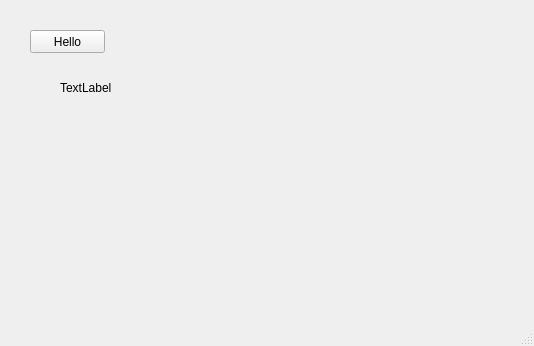
Old version of the form gui/gui.ui in the repository rtu-algorithms/data-compression.
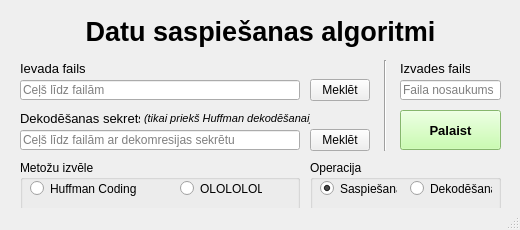
New version of the form.

Commit message: GUI configured | Project structure refreshed

What changed in the file:
```diff
--- a/gui/gui.ui
+++ b/gui/gui.ui
@@ -6,28 +6,65 @@
    <rect>
     <x>0</x>
     <y>0</y>
-    <width>534</width>
-    <height>346</height>
+    <width>520</width>
+    <height>230</height>
    </rect>
   </property>
+  <property name="sizePolicy">
+   <sizepolicy hsizetype="Fixed" vsizetype="Fixed">
+    <horstretch>0</horstretch>
+    <verstretch>0</verstretch>
+   </sizepolicy>
+  </property>
+  <property name="minimumSize">
+   <size>
+    <width>520</width>
+    <height>230</height>
+   </size>
+  </property>
+  <property name="maximumSize">
+   <size>
+    <width>520</width>
+    <height>230</height>
+   </size>
+  </property>
   <property name="windowTitle">
    <string>MainWindow</string>
   </property>
-  <widget class="QWidget" name="centralwidget">
-   <widget class="QPushButton" name="btnHello">
+  <property name="tabShape">
+   <enum>QTabWidget::Rounded</enum>
+  </property>
+  <widget class="QWidget" name="CentralWidget">
+   <widget class="QPushButton" name="btn_go">
+    <property name="enabled">
+     <bool>true</bool>
+    </property>
     <property name="geometry">
      <rect>
-      <x>30</x>
-      <y>30</y>
-      <width>75</width>
-      <height>23</height>
+      <x>400</x>
+      <y>110</y>
+      <width>101</width>
+      <height>40</height>
      </rect>
     </property>
+    <property name="font">
+     <font>
+      <pointsize>10</pointsize>
+      <weight>75</weight>
+      <bold>true</bold>
+     </font>
+    </property>
+    <property name="cursor">
+     <cursorShape>PointingHandCursor</cursorShape>
+    </property>
     <property name="autoFillBackground">
      <bool>false</bool>
     </property>
+    <property name="styleSheet">
+     <string notr="true">background-color: rgb(187, 255, 153);</string>
+    </property>
     <property name="text">
-     <string>Hello</string>
+     <string>Palaist</string>
     </property>
     <property name="checkable">
      <bool>false</bool>
@@ -42,17 +79,360 @@
      <bool>false</bool>
     </property>
    </widget>
-   <widget class="QLabel" name="txtLabel">
+   <widget class="QGroupBox" name="group_box_chose_compression">
     <property name="geometry">
      <rect>
-      <x>60</x>
+      <x>20</x>
+      <y>160</y>
+      <width>280</width>
+      <height>51</height>
+     </rect>
+    </property>
+    <property name="title">
+     <string>Metožu izvēle</string>
+    </property>
+    <widget class="QRadioButton" name="radio_btn_huffman_coding">
+     <property name="geometry">
+      <rect>
+       <x>10</x>
+       <y>20</y>
+       <width>121</width>
+       <height>17</height>
+      </rect>
+     </property>
+     <property name="cursor">
+      <cursorShape>PointingHandCursor</cursorShape>
+     </property>
+     <property name="text">
+      <string>Huffman Coding</string>
+     </property>
+    </widget>
+    <widget class="QRadioButton" name="radio_btn_lol">
+     <property name="geometry">
+      <rect>
+       <x>160</x>
+       <y>20</y>
+       <width>82</width>
+       <height>17</height>
+      </rect>
+     </property>
+     <property name="cursor">
+      <cursorShape>PointingHandCursor</cursorShape>
+     </property>
+     <property name="text">
+      <string>OLOLOLOLO</string>
+     </property>
+    </widget>
+   </widget>
+   <widget class="QLabel" name="label_title">
+    <property name="geometry">
+     <rect>
+      <x>0</x>
+      <y>15</y>
+      <width>521</width>
+      <height>33</height>
+     </rect>
+    </property>
+    <property name="font">
+     <font>
+      <pointsize>20</pointsize>
+      <weight>75</weight>
+      <bold>true</bold>
+     </font>
+    </property>
+    <property name="text">
+     <string>Datu saspiešanas algoritmi</string>
+    </property>
+    <property name="alignment">
+     <set>Qt::AlignCenter</set>
+    </property>
+    <property name="wordWrap">
+     <bool>false</bool>
+    </property>
+   </widget>
+   <widget class="QLabel" name="label_input_file">
+    <property name="geometry">
+     <rect>
+      <x>20</x>
+      <y>60</y>
+      <width>65</width>
+      <height>16</height>
+     </rect>
+    </property>
+    <property name="font">
+     <font>
+      <pointsize>10</pointsize>
+      <weight>50</weight>
+      <bold>false</bold>
+      <underline>false</underline>
+      <kerning>true</kerning>
+     </font>
+    </property>
+    <property name="text">
+     <string>Ievada fails</string>
+    </property>
+   </widget>
+   <widget class="QLineEdit" name="input_input_file">
+    <property name="geometry">
+     <rect>
+      <x>20</x>
       <y>80</y>
-      <width>51</width>
+      <width>280</width>
+      <height>20</height>
+     </rect>
+    </property>
+    <property name="toolTip">
+     <string/>
+    </property>
+    <property name="inputMask">
+     <string/>
+    </property>
+    <property name="text">
+     <string/>
+    </property>
+    <property name="placeholderText">
+     <string>Ceļš līdz failām</string>
+    </property>
+   </widget>
+   <widget class="QPushButton" name="btn_find_input_file">
+    <property name="enabled">
+     <bool>true</bool>
+    </property>
+    <property name="geometry">
+     <rect>
+      <x>310</x>
+      <y>79</y>
+      <width>60</width>
+      <height>22</height>
+     </rect>
+    </property>
+    <property name="cursor">
+     <cursorShape>PointingHandCursor</cursorShape>
+    </property>
+    <property name="autoFillBackground">
+     <bool>false</bool>
+    </property>
+    <property name="text">
+     <string>Meklēt</string>
+    </property>
+    <property name="checkable">
+     <bool>false</bool>
+    </property>
+    <property name="autoDefault">
+     <bool>false</bool>
+    </property>
+    <property name="default">
+     <bool>false</bool>
+    </property>
+    <property name="flat">
+     <bool>false</bool>
+    </property>
+   </widget>
+   <widget class="QGroupBox" name="group_box_chose_method">
+    <property name="geometry">
+     <rect>
+      <x>310</x>
+      <y>160</y>
+      <width>191</width>
+      <height>51</height>
+     </rect>
+    </property>
+    <property name="title">
+     <string>Operacija</string>
+    </property>
+    <widget class="QRadioButton" name="radio_btn_compress">
+     <property name="geometry">
+      <rect>
+       <x>10</x>
+       <y>20</y>
+       <width>77</width>
+       <height>17</height>
+      </rect>
+     </property>
+     <property name="cursor">
+      <cursorShape>PointingHandCursor</cursorShape>
+     </property>
+     <property name="text">
+      <string>Saspiešana</string>
+     </property>
+     <property name="checked">
+      <bool>true</bool>
+     </property>
+    </widget>
+    <widget class="QRadioButton" name="radio_btn_decompress">
+     <property name="geometry">
+      <rect>
+       <x>100</x>
+       <y>20</y>
+       <width>82</width>
+       <height>17</height>
+      </rect>
+     </property>
+     <property name="cursor">
+      <cursorShape>PointingHandCursor</cursorShape>
+     </property>
+     <property name="text">
+      <string>Dekodēšana</string>
+     </property>
+    </widget>
+   </widget>
+   <widget class="QLabel" name="label_output_file">
+    <property name="geometry">
+     <rect>
+      <x>400</x>
+      <y>60</y>
+      <width>70</width>
       <height>16</height>
      </rect>
     </property>
+    <property name="font">
+     <font>
+      <pointsize>10</pointsize>
+      <weight>50</weight>
+      <bold>false</bold>
+      <underline>false</underline>
+      <kerning>true</kerning>
+     </font>
+    </property>
     <property name="text">
-     <string>TextLabel</string>
+     <string>Izvades fails</string>
+    </property>
+   </widget>
+   <widget class="QLineEdit" name="input_output_file_name">
+    <property name="geometry">
+     <rect>
+      <x>400</x>
+      <y>80</y>
+      <width>101</width>
+      <height>20</height>
+     </rect>
+    </property>
+    <property name="toolTip">
+     <string/>
+    </property>
+    <property name="inputMask">
+     <string/>
+    </property>
+    <property name="text">
+     <string/>
+    </property>
+    <property name="placeholderText">
+     <string>Faila nosaukums</string>
+    </property>
+   </widget>
+   <widget class="Line" name="vertica_line">
+    <property name="geometry">
+     <rect>
+      <x>375</x>
+      <y>60</y>
+      <width>20</width>
+      <height>91</height>
+     </rect>
+    </property>
+    <property name="orientation">
+     <enum>Qt::Vertical</enum>
+    </property>
+   </widget>
+   <widget class="QLabel" name="label_secret_file_description">
+    <property name="geometry">
+     <rect>
+      <x>144</x>
+      <y>112</y>
+      <width>166</width>
+      <height>13</height>
+     </rect>
+    </property>
+    <property name="font">
+     <font>
+      <pointsize>8</pointsize>
+      <weight>50</weight>
+      <italic>true</italic>
+      <bold>false</bold>
+      <underline>false</underline>
+      <kerning>true</kerning>
+     </font>
+    </property>
+    <property name="text">
+     <string>(tikai priekš Huffman dekodēšanai)</string>
+    </property>
+   </widget>
+   <widget class="QPushButton" name="btn_find_secret_file">
+    <property name="enabled">
+     <bool>true</bool>
+    </property>
+    <property name="geometry">
+     <rect>
+      <x>310</x>
+      <y>129</y>
+      <width>60</width>
+      <height>22</height>
+     </rect>
+    </property>
+    <property name="cursor">
+     <cursorShape>PointingHandCursor</cursorShape>
+    </property>
+    <property name="autoFillBackground">
+     <bool>false</bool>
+    </property>
+    <property name="text">
+     <string>Meklēt</string>
+    </property>
+    <property name="checkable">
+     <bool>false</bool>
+    </property>
+    <property name="autoDefault">
+     <bool>false</bool>
+    </property>
+    <property name="default">
+     <bool>false</bool>
+    </property>
+    <property name="flat">
+     <bool>false</bool>
+    </property>
+   </widget>
+   <widget class="QLineEdit" name="input_secret_file">
+    <property name="geometry">
+     <rect>
+      <x>20</x>
+      <y>130</y>
+      <width>280</width>
+      <height>20</height>
+     </rect>
+    </property>
+    <property name="toolTip">
+     <string/>
+    </property>
+    <property name="inputMask">
+     <string/>
+    </property>
+    <property name="text">
+     <string/>
+    </property>
+    <property name="placeholderText">
+     <string>Ceļš līdz failām ar dekomresijas sekrētu</string>
+    </property>
+   </widget>
+   <widget class="QLabel" name="label_secret_file">
+    <property name="geometry">
+     <rect>
+      <x>20</x>
+      <y>110</y>
+      <width>120</width>
+      <height>16</height>
+     </rect>
+    </property>
+    <property name="font">
+     <font>
+      <pointsize>10</pointsize>
+      <weight>50</weight>
+      <italic>false</italic>
+      <bold>false</bold>
+      <underline>false</underline>
+      <kerning>true</kerning>
+     </font>
+    </property>
+    <property name="text">
+     <string>Dekodēšanas sekrets</string>
     </property>
    </widget>
   </widget>
```
Left out of the diff: 6 changed lines with no effect on the pictures. The commit also changes 6 other files.
